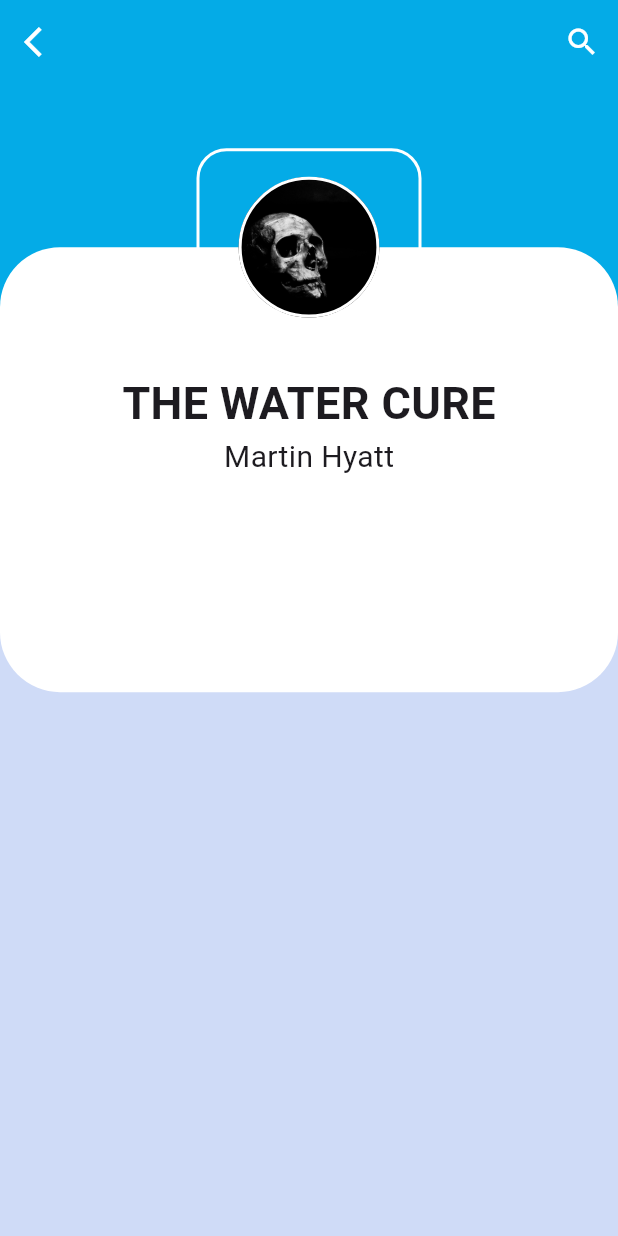
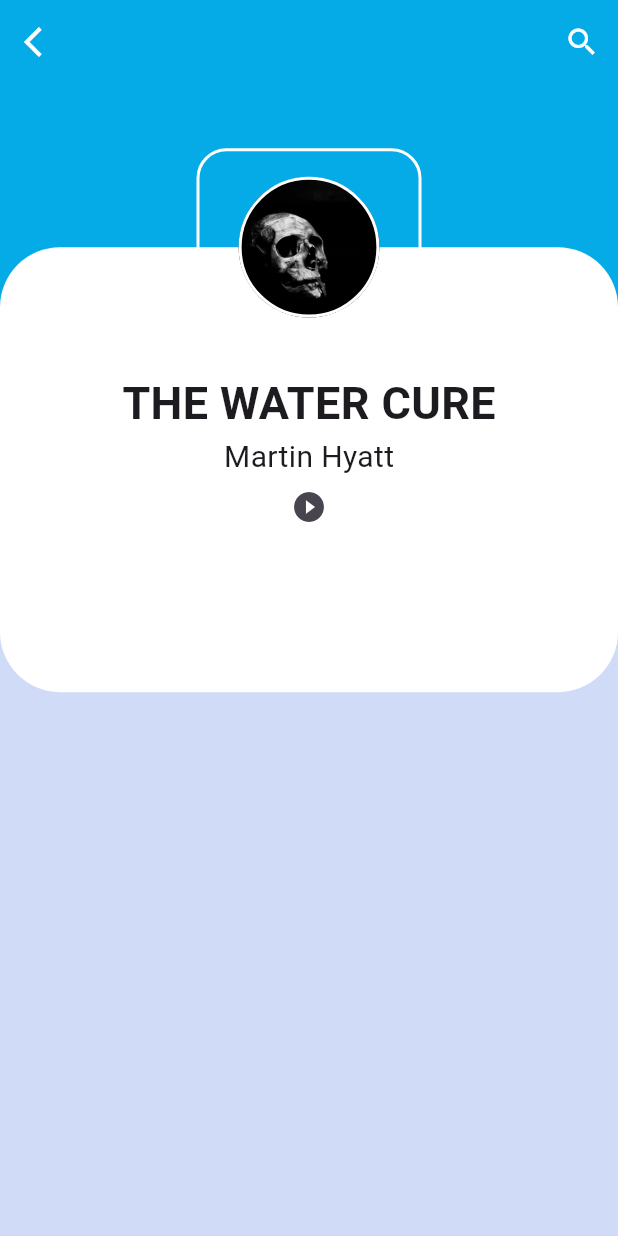
Before and after one commit to JagdishSingh01/flutter-music-app, a Flutter app: the screen it shows after launch, on a phone screen of 412 x 824 dp. Run offline on Flutter 3.47's test engine with Material 3 defaults, Android fonts, the light colour scheme and no system bars; our stand-ins replace audioplayers; Roboto replaces fonts that are missing (Avenir).

Commit message:
added first audio

```diff
--- a/lib/audio_file.dart
+++ b/lib/audio_file.dart
@@ -1,15 +1,81 @@
+import 'package:audioplayers/audioplayers.dart';
 import 'package:flutter/material.dart';
+import 'package:flutter/cupertino.dart';
 
 class AudioFile extends StatefulWidget {
-  const AudioFile({super.key});
+  final AudioPlayer advancedPlayer;
+  const AudioFile({super.key, required this.advancedPlayer});
 
   @override
   State<AudioFile> createState() => _AudioFileState();
 }
 
 class _AudioFileState extends State<AudioFile> {
+  Duration _duration = new Duration();
+  Duration _position = new Duration();
+  final String path =
+      "https://drive.google.com/uc?export=download&id=1oYbDiXrVyeqv1nQupzOVTIA2dU05QMqm";
+  bool isPlaying = false;
+  bool isPaused = false;
+  bool isLoop = false;
+  List<IconData> _icons = [
+    Icons.play_circle_fill,
+    Icons.pause_circle_filled,
+  ];
+
+  @override
+  void initState() {
+    super.initState();
+    this.widget.advancedPlayer.onDurationChanged.listen((d) {
+      setState(() {
+        _duration = d;
+      });
+    });
+    this.widget.advancedPlayer.onPositionChanged.listen((p) {
+      setState(() {
+        _position = p;
+      });
+    });
+    this.widget.advancedPlayer.setSourceUrl(path);
+  }
+
+  Widget btnStart() {
+    return IconButton(
+      padding: const EdgeInsets.only(bottom: 10),
+      icon: Icon(_icons[0]),
+      onPressed: () {
+        this.widget.advancedPlayer.play(DeviceFileSource(path));
+      },
+    );
+  }
+
+  Widget loadAsset() {
+    return Container(
+      child: Row(
+        crossAxisAlignment: CrossAxisAlignment.center,
+        mainAxisAlignment: MainAxisAlignment.spaceEvenly,
+        children: [
+          btnStart(),
+        ],
+      ),
+    );
+  }
+
   @override
   Widget build(BuildContext context) {
-    return Container();
+    return Container(
+      child: Column(
+        children: [
+          Padding(
+            padding: const EdgeInsets.only(left: 20, right: 20),
+            child: Row(
+              mainAxisAlignment: MainAxisAlignment.spaceBetween,
+              children: [],
+            ),
+          ),
+          loadAsset(),
+        ],
+      ),
+    );
   }
 }
--- a/lib/detail_audio_page.dart
+++ b/lib/detail_audio_page.dart
@@ -1,5 +1,8 @@
+import 'package:audioplayers/audioplayers.dart';
 import 'package:flutter/material.dart';
 import 'package:music/app_colors.dart' as AppColors;
+import 'package:music/audio_file.dart';
+
 class DetailAudioPage extends StatefulWidget {
   const DetailAudioPage({super.key});
 
@@ -8,6 +11,13 @@ class DetailAudioPage extends StatefulWidget {
 }
 
 class _DetailAudioPageState extends State<DetailAudioPage> {
+  late AudioPlayer advancedPlayer;
+  @override
+  void initState() {
+    super.initState();
+    advancedPlayer = AudioPlayer();
+  }
+
   @override
   Widget build(BuildContext context) {
     final double screenHeight = MediaQuery.of(context).size.height;
@@ -22,7 +32,7 @@ class _DetailAudioPageState extends State<DetailAudioPage> {
               right: 0,
               height: screenHeight / 3,
               child: Container(
-                color:AppColors.audioBlueBackground,
+                color: AppColors.audioBlueBackground,
               )
             ),
           Positioned(
@@ -31,13 +41,16 @@ class _DetailAudioPageState extends State<DetailAudioPage> {
               right: 0,
               child: AppBar(
                 leading: IconButton(
-                icon:Icon(Icons.arrow_back_ios,color: Colors.white,),
-                onPressed : (){},
+                  icon: Icon(
+                    Icons.arrow_back_ios,
+                    color: Colors.white,
                   ),
-                actions:[
+                  onPressed: () {},
+                ),
+                actions: [
                   IconButton(
-                    icon: Icon(Icons.search,color: Colors.white),
-                    onPressed: (){},
+                    icon: Icon(Icons.search, color: Colors.white),
+                    onPressed: () {},
                   )
                 ],
                 backgroundColor: Colors.transparent,
@@ -46,33 +59,37 @@ class _DetailAudioPageState extends State<DetailAudioPage> {
           Positioned(
             left: 0,
             right: 0,
-            top: screenHeight*0.2,
-            height: screenHeight*0.36,
+            top: screenHeight * 0.2,
+            height: screenHeight * 0.36,
             child: Container(
               decoration: BoxDecoration(
                 borderRadius: BorderRadius.circular(40),
-                color:Colors.white,
+                color: Colors.white,
               ),
               child: Column(
                 children: [
-                  SizedBox(height: screenHeight*0.1,),
+                  SizedBox(
+                    height: screenHeight * 0.1,
+                  ),
+                  Text("THE WATER CURE",
+                      style: TextStyle(
+                          fontSize: 30,
+                          fontWeight: FontWeight.bold,
+                          fontFamily: 'Avenir')),
                   Text(
-                    "THE WATER CURE",style:TextStyle(fontSize: 30, fontWeight: FontWeight.bold, fontFamily: 'Avenir')
+                    "Martin Hyatt",
+                    style: TextStyle(fontSize: 20),
                   ),
-                  Text(
-                    "Martin Hyatt", style: TextStyle(fontSize: 20),
-                  ),
-
-
+                  AudioFile(advancedPlayer:advancedPlayer),
                 ],
               ),
             ),
           ),
           Positioned(
-            top:screenHeight*0.12,
-            left: (screenWidth-150)/2,
-            right: (screenWidth-150)/2,
-            height: screenHeight*0.16,
+              top: screenHeight * 0.12,
+              left: (screenWidth - 150) / 2,
+              right: (screenWidth - 150) / 2,
+              height: screenHeight * 0.16,
               child: Container(
                 decoration: BoxDecoration(
                   borderRadius: BorderRadius.circular(20),
@@ -85,9 +102,7 @@ class _DetailAudioPageState extends State<DetailAudioPage> {
                       shape: BoxShape.circle,
                       border: Border.all(color: Colors.white, width: 2),
                       image: DecorationImage(
-                      image: AssetImage("img/skel.jpg"),
-                      fit: BoxFit.cover
-                    ),
+                          image: AssetImage("img/skel.jpg"), fit: BoxFit.cover),
                     ),
                   ),
                 ),
```
Also changed, not shown: 2 other files. Lines whose indentation alone changed are shown as unchanged.
